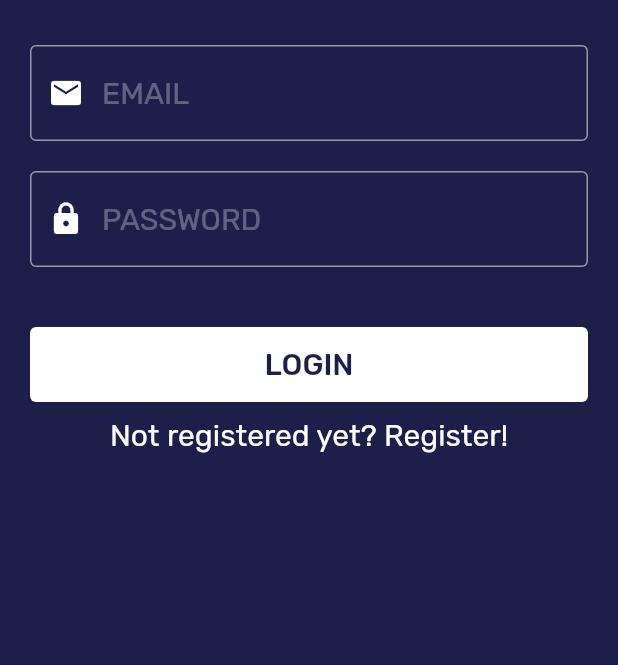
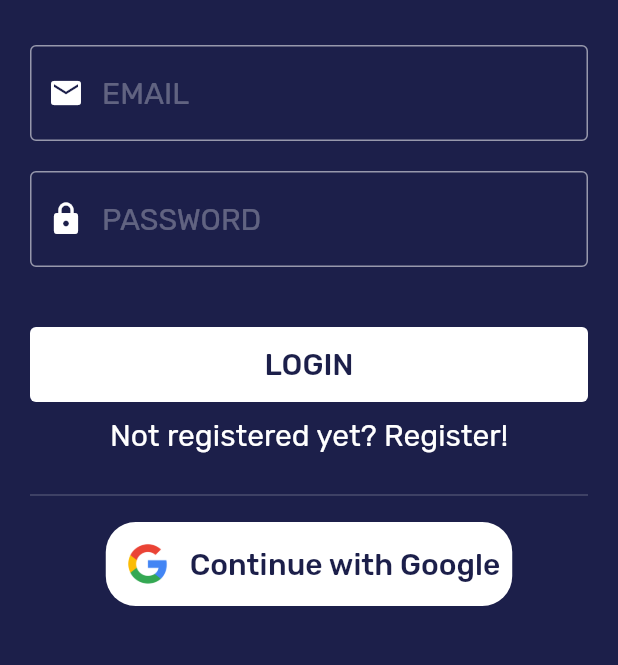
Before and after one commit to Mobile-Innowise-Group/KnowYourTime, a Flutter app: the screen it shows after launch, on a phone screen of 412 x 824 dp, the part 240-905 px from its top. Run offline on Flutter 3.47's test engine with Material 2 defaults, Android fonts, the phone set to English and light mode, and no system bars; our stand-ins replace dio, easy_localization, firebase_auth, firebase_core, flutter_bloc, flutter_svg and 3 more; accounts and stored records are empty.

Commit message:
Add google authentication, add localization, refactor some issues

```diff
--- a/core_ui/lib/src/dimensions/app_dimensions.dart
+++ b/core_ui/lib/src/dimensions/app_dimensions.dart
@@ -1,10 +1,11 @@
 class AppDimensions {
-  static const double borderRadius = 16.0;
+  static const double borderRadius4 = 4.0;
+  static const double borderRadius16 = 16.0;
+  static const double borderRadius20 = 20.0;
 
   static const double padding6 = 6.0;
+  static const double padding10 = 10.0;
+  static const double padding20 = 20.0;
   static const double padding24 = 24.0;
-  static const double padding20 = 20.0;
-  static const double padding10 = 10.0;
   static const double padding100 = 100.0;
-  static const double borderRadius4 = 4;
 }
--- a/data/lib/src/mappers/user_mapper/user_mapper.dart
+++ b/data/lib/src/mappers/user_mapper/user_mapper.dart
@@ -2,7 +2,5 @@ import 'package:domain/src/entities/user/user.dart';
 import 'package:firebase_auth/firebase_auth.dart';
 
 class UserMapper {
-  static UserInno fromFirebase(User user){
-    return UserInno(id: user.uid);
-  }
+  static UserInno fromFirebase(User user) => UserInno(id: user.uid);
 }
--- a/data/pubspec.yaml
+++ b/data/pubspec.yaml
@@ -8,6 +8,7 @@ environment:
   flutter: ">=1.17.0"
 
 dependencies:
+  google_sign_in: ^5.4.0
   firebase_auth: ^3.5.0
   firebase_core: ^1.20.0
   cloud_firestore: ^3.4.0
--- a/features/tracker_board_view/lib/src/widgets/profile_menu/desktop_profile_menu.dart
+++ b/features/tracker_board_view/lib/src/widgets/profile_menu/desktop_profile_menu.dart
@@ -34,7 +34,7 @@ class DesktopProfileMenu extends StatelessWidget {
     return ClipRRect(
       borderRadius: const BorderRadius.all(
         Radius.circular(
-          AppDimensions.borderRadius,
+          AppDimensions.borderRadius16,
         ),
       ),
       child: Stack(
@@ -47,7 +47,7 @@ class DesktopProfileMenu extends StatelessWidget {
           ClipRRect(
             borderRadius: const BorderRadius.all(
               Radius.circular(
-                AppDimensions.borderRadius,
+                AppDimensions.borderRadius16,
               ),
             ),
             child: Container(
--- a/features/tracker_board_view/lib/src/widgets/time_tracking_card/desktop_tracker_card.dart
+++ b/features/tracker_board_view/lib/src/widgets/time_tracking_card/desktop_tracker_card.dart
@@ -30,7 +30,7 @@ class DesktopTrackerCard extends StatelessWidget {
       builder: (bool isHovered) {
         return ClipRRect(
           borderRadius: const BorderRadius.all(
-            Radius.circular(AppDimensions.borderRadius),
+            Radius.circular(AppDimensions.borderRadius16),
           ),
           child: Stack(
             children: <Widget>[
@@ -61,7 +61,7 @@ class DesktopTrackerCard extends StatelessWidget {
                   decoration: BoxDecoration(
                     color: isHovered ? AppColors.onHover : AppColors.darkBlue,
                     borderRadius: const BorderRadius.all(
-                      Radius.circular(AppDimensions.borderRadius),
+                      Radius.circular(AppDimensions.borderRadius16),
                     ),
                   ),
                   child: Column(
--- a/lib/screens/auth_screen.dart
+++ b/lib/screens/auth_screen.dart
@@ -20,11 +20,89 @@ class _AuthorizationPageState extends State<AuthorizationPage> {
 
   final AuthService _authService = AuthService();
 
-  Widget _logo() {
+  @override
+  Widget build(BuildContext context) {
+    const double googleImageSize = 40.0;
+    return Scaffold(
+      resizeToAvoidBottomInset: false,
+      backgroundColor: AppColors.darkBlue,
+      body: Column(
+        children: <Widget>[
+          _logo,
+          showLogin
+              ? Column(
+                  children: <Widget>[
+                    _authForm('general.login_uppercase'.tr(), _loginUser),
+                    Padding(
+                      padding: EdgeInsets.all(AppDimensions.padding10),
+                      child: GestureDetector(
+                        child: Text(
+                          'general.not_registered'.tr(),
+                          style: AppTextStyle.rubicRegular20,
+                        ),
+                        onTap: () => setState(() => showLogin = false),
+                      ),
+                    )
+                  ],
+                )
+              : Column(
+                  children: <Widget>[
+                    _authForm('general.register_uppercase'.tr(), _registerUser),
+                    Padding(
+                      padding: EdgeInsets.all(10),
+                      child: GestureDetector(
+                        child: Text(
+                          'general.already_registered'.tr(),
+                          style: AppTextStyle.rubicRegular20,
+                        ),
+                        onTap: () {
+                          setState(() {
+                            showLogin = true;
+                          });
+                        },
+                      ),
+                    )
+                  ],
+                ),
+          Padding(
+            padding: const EdgeInsets.symmetric(
+              horizontal: AppDimensions.padding20,
+              vertical: AppDimensions.padding10,
+            ),
+            child: Divider(color: AppColors.textHintColor),
+          ),
+          Container(
+            decoration: BoxDecoration(
+              borderRadius: BorderRadius.circular(AppDimensions.borderRadius20),
+              color: AppColors.white,
+            ),
+            child: TextButton.icon(
+              label: Text(
+                'general.continue_with_google'.tr(),
+                style: AppTextStyle.rubicRegularLoginButton20,
+              ),
+              onPressed: () {
+                _loginWithGoogle;
+              },
+              icon: Image.asset(
+                'assets/images/google_icon.png',
+                height: googleImageSize,
+                width: googleImageSize,
+              ),
+            ),
+          )
+        ],
+      ),
+    );
+  }
+
+  Widget get _logo {
     const double imageSize = 60.0;
     return Padding(
       padding: EdgeInsets.only(
-          top: AppDimensions.padding100, bottom: AppDimensions.padding20),
+        top: AppDimensions.padding100,
+        bottom: AppDimensions.padding20,
+      ),
       child: Container(
         child: Align(
           child: Image.asset(
@@ -37,10 +115,14 @@ class _AuthorizationPageState extends State<AuthorizationPage> {
     );
   }
 
-  Widget _inputBar(Icon icon, String hintText,
-      TextEditingController textEditingController, bool obscure) {
+  Widget _inputBar(
+    Icon icon,
+    String hintText,
+    TextEditingController textEditingController,
+    bool obscure,
+  ) {
     return Container(
-      padding: EdgeInsets.symmetric(horizontal: AppDimensions.padding20),
+      padding: const EdgeInsets.symmetric(horizontal: AppDimensions.padding20),
       child: TextField(
         controller: textEditingController,
         obscureText: obscure,
@@ -49,14 +131,21 @@ class _AuthorizationPageState extends State<AuthorizationPage> {
           hintStyle: AppTextStyle.rubicRegularHint20,
           hintText: hintText,
           focusedBorder: OutlineInputBorder(
-            borderSide: BorderSide(color: AppColors.white, width: 3),
+            borderSide: BorderSide(
+              color: AppColors.white,
+              width: 3,
+            ),
           ),
           enabledBorder: OutlineInputBorder(
-            borderSide: BorderSide(color: AppColors.white54, width: 1),
+            borderSide: BorderSide(
+              color: AppColors.white54,
+              width: 1,
+            ),
           ),
           prefixIcon: Padding(
-            padding:
-                const EdgeInsets.symmetric(horizontal: AppDimensions.padding6),
+            padding: const EdgeInsets.symmetric(
+              horizontal: AppDimensions.padding6,
+            ),
             child: IconTheme(
               child: icon,
               data: IconThemeData(color: AppColors.white),
@@ -73,21 +162,31 @@ class _AuthorizationPageState extends State<AuthorizationPage> {
         children: <Widget>[
           Padding(
             padding: const EdgeInsets.only(
-                top: AppDimensions.padding10, bottom: AppDimensions.padding20),
-            child:
-                _inputBar(Icon(Icons.email), 'EMAIL', _emailController, false),
+              top: AppDimensions.padding10,
+              bottom: AppDimensions.padding20,
+            ),
+            child: _inputBar(
+              Icon(Icons.email),
+              'general.email_uppercase'.tr(),
+              _emailController,
+              false,
+            ),
           ),
           Padding(
             padding: const EdgeInsets.only(bottom: AppDimensions.padding20),
             child: _inputBar(
-                Icon(Icons.lock), 'PASSWORD', _passwordController, true),
+              Icon(Icons.lock),
+              'general.password_uppercase'.tr(),
+              _passwordController,
+              true,
+            ),
           ),
           SizedBox(height: AppDimensions.padding20),
           Container(
             decoration: BoxDecoration(
-                borderRadius:
-                    BorderRadius.circular(AppDimensions.borderRadius4),
-                color: AppColors.white),
+              borderRadius: BorderRadius.circular(AppDimensions.borderRadius4),
+              color: AppColors.white,
+            ),
             height: 50,
             width: MediaQuery.of(context).size.width - 40,
             child: _loginButton(label, func),
@@ -120,17 +219,22 @@ class _AuthorizationPageState extends State<AuthorizationPage> {
         _email.trim(), _password.trim());
     if (user == null) {
       Fluttertoast.showToast(
-          msg: "Can't SignIn you! Please check your email/password",
+        msg: 'general.cant_sign_in_toast'.tr(),
         toastLength: Toast.LENGTH_SHORT,
         gravity: ToastGravity.CENTER,
         timeInSecForIosWeb: 7,
         backgroundColor: AppColors.red,
         textColor: AppColors.white,
-          fontSize: 16.0);
+        fontSize: 16.0,
+      );
     } else {
       _emailController.clear();
       _passwordController.clear();
     }
+  }
+
+  Future<void> get _loginWithGoogle async {
+    await _authService.signInWithGoogle();
   }
 
   Future<void> _registerUser() async {
@@ -144,68 +248,17 @@ class _AuthorizationPageState extends State<AuthorizationPage> {
         _email.trim(), _password.trim());
     if (user == null) {
       Fluttertoast.showToast(
-          msg: "Can't Register you! Please check your email/password",
+        msg: 'general.cant_register_toast'.tr(),
         toastLength: Toast.LENGTH_SHORT,
         gravity: ToastGravity.CENTER,
         timeInSecForIosWeb: 7,
         backgroundColor: AppColors.red,
         textColor: AppColors.white,
-          fontSize: 16.0);
+        fontSize: 16.0,
+      );
     } else {
       _emailController.clear();
       _passwordController.clear();
     }
   }
-
-  @override
-  Widget build(BuildContext context) {
-    return Scaffold(
-      resizeToAvoidBottomInset: false,
-      backgroundColor: AppColors.darkBlue,
-      body: Column(
-        children: <Widget>[
-          _logo(),
-          (showLogin
-              ? Column(
-                  children: <Widget>[
-                    _authForm('LOGIN', _loginUser),
-                    Padding(
-                      padding: EdgeInsets.all(AppDimensions.padding10),
-                      child: GestureDetector(
-                        child: Text(
-                          'Not registered yet? Register!',
-                          style: AppTextStyle.rubicRegular20,
-                        ),
-                        onTap: () {
-                          setState(() {
-                            showLogin = false;
-                          });
-                        },
-                      ),
-                    )
-                  ],
-                )
-              : Column(
-                  children: <Widget>[
-                    _authForm('REGISTER', _registerUser),
-                    Padding(
-                      padding: EdgeInsets.all(10),
-                      child: GestureDetector(
-                        child: Text(
-                          'Already registered? Login!',
-                          style: AppTextStyle.rubicRegular20,
-                        ),
-                        onTap: () {
-                          setState(() {
-                            showLogin = true;
-                          });
-                        },
-                      ),
-                    )
-                  ],
-                )),
-        ],
-      ),
-    );
 }
-}
--- a/pubspec.yaml
+++ b/pubspec.yaml
@@ -9,6 +9,7 @@ environment:
   flutter: ">=3.0.0"
 
 dependencies:
+  google_sign_in: ^5.4.0
   fluttertoast: ^8.0.9
   firebase_auth: ^3.5.0
   core:
@@ -43,6 +44,7 @@ flutter:
     # images
     - assets/images/image-jeremy.png
     - assets/images/flutter_logo.png
+    - assets/images/google_icon.png
     # icons
     - assets/icons/icon-ellipsis.svg
     - assets/icons/icon-exercise.svg
```
Also changed, not shown: assets/translations/en-US.json (+12 -0 lines), data/lib/src/services/firebase_auth_service.dart (+46 -20 lines), features/tracker_board_view/lib/src/composities/mobile_tracker_board_composite.dart (+5 -2 lines), features/tracker_board_view/lib/src/widgets/profile_menu/mobile_profile_menu.dart (+10 -4 lines), features/tracker_board_view/lib/src/widgets/time_tracking_card/mobile_time_tracking_card.dart (+8 -4 lines), assets/images/google_icon.png (added), pubspec.lock. Lines whose indentation alone changed are shown as unchanged.
